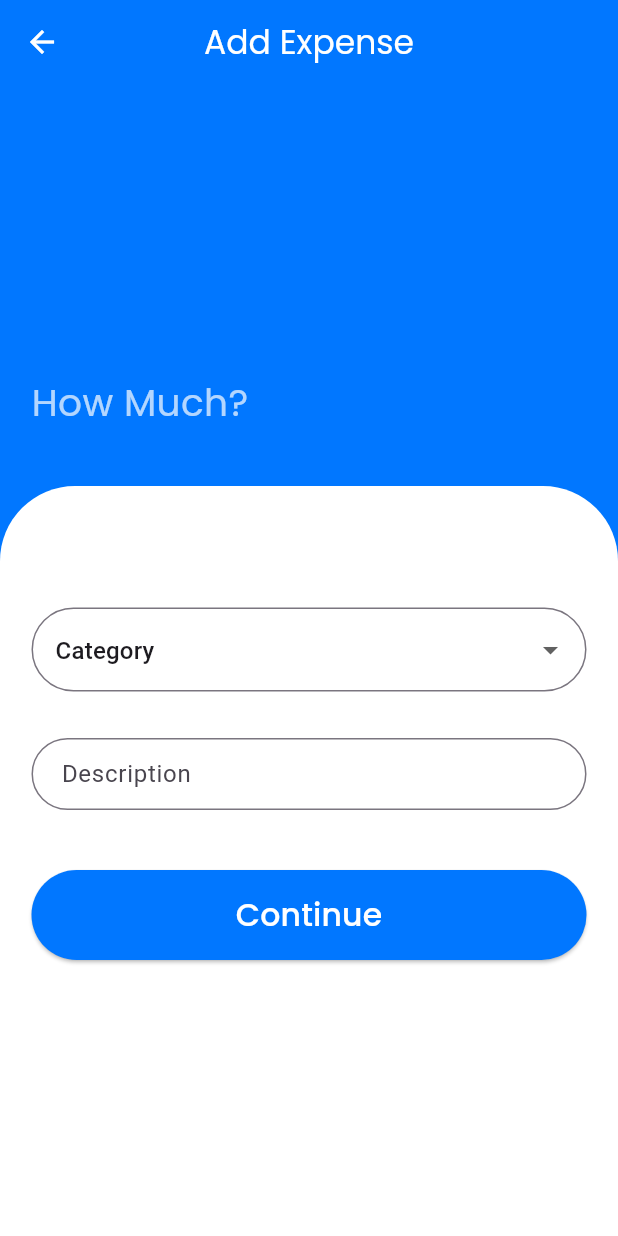
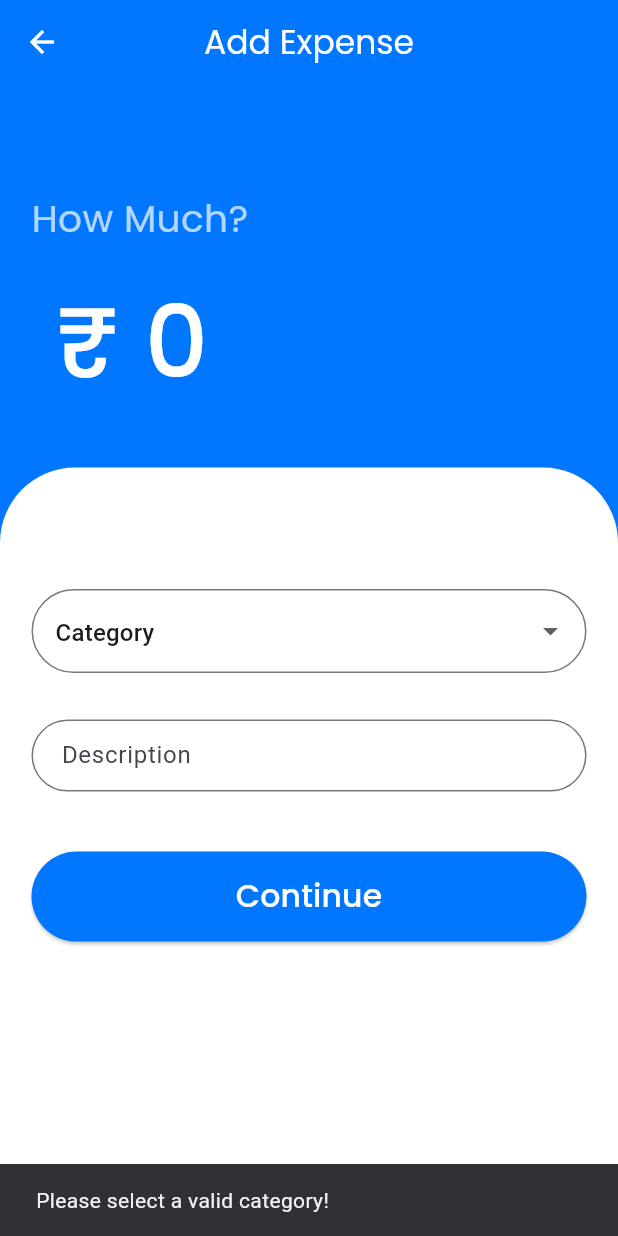
Before and after one commit to tusharkhatriofficial/CipherSchools-Flutter-Assignment, a Flutter app: the AddExpense screen opened directly, after a tap on "Continue", on a phone screen of 412 x 824 dp. Run offline on Flutter 3.47's test engine with Material 3 defaults, Android fonts, the phone set to English and light mode, and no system bars; our stand-ins replace cloud_firestore, firebase_auth, firebase_core, flutter_slidable, google_fonts, google_sign_in and 3 more; accounts and stored records are empty.

Commit message:
Relove UI bugs

```diff
--- a/lib/screens/add_expense.dart
+++ b/lib/screens/add_expense.dart
@@ -14,6 +14,9 @@ class AddExpense extends StatefulWidget {
 }
 
 class _AddExpenseState extends State<AddExpense> {
+  TextEditingController _descController = TextEditingController();
+  TextEditingController _howMuchController = TextEditingController();
+  String? selectedCategory;
 
   final List<String> categories = [
     "Category",
@@ -25,16 +28,11 @@ class _AddExpenseState extends State<AddExpense> {
 
   @override
   Widget build(BuildContext context) {
-    TextEditingController _descController = TextEditingController();
-    TextEditingController _howMuchController = TextEditingController();
-    final ValueNotifier<String?> selectedCategory = ValueNotifier<String?>(null);
 
-    void addExpense(){
-      //TODO: addExpense
-    }
+    var screenHeight = MediaQuery.of(context).size.height;
 
     return Scaffold(
-      resizeToAvoidBottomInset: false,
+      resizeToAvoidBottomInset: true,
       appBar: AppBar(
         title: Text("Add Expense", style: GoogleFonts.poppins(color: Colors.white),),
         centerTitle: true,
@@ -43,11 +41,15 @@ class _AddExpenseState extends State<AddExpense> {
         elevation: 0,
       ),
       backgroundColor: kSecondaryColor,
-      body: Stack(
+      body: SingleChildScrollView(
+
+        child: SizedBox(
+          height: screenHeight,
+          child: Stack(
             children: [
               //Top part
               Container(
-            height: 380.0,
+                height: screenHeight/3.2,
                 padding: const EdgeInsets.all(21.0),
                 child: Column(
                   mainAxisAlignment: MainAxisAlignment.end,
@@ -78,7 +80,7 @@ class _AddExpenseState extends State<AddExpense> {
                 mainAxisAlignment: MainAxisAlignment.end,
                 children: [
                   Container(
-                height: 500.0,
+                    height: screenHeight/1.45,
                     width: double.infinity,
                     decoration: BoxDecoration(
                         color: Colors.white,
@@ -99,14 +101,13 @@ class _AddExpenseState extends State<AddExpense> {
                             ),
                             items: categories.map((e) => DropdownMenuItem(value: e, child: Text(e))).toList(),
                             onChanged: (value) {
-                          print(value);
-                          if(value == "Category"){
-                            selectedCategory.value = null;
-                          }else{
-                            selectedCategory.value = value;
+                              setState(() {
+                                if (value == "Category") {
+                                  selectedCategory = null; // Keeps it null for invalid selection
+                                } else {
+                                  selectedCategory = value; // Updates to a valid category
                                 }
-
-
+                              });
                             },
                           ),
                         ),
@@ -144,11 +145,16 @@ class _AddExpenseState extends State<AddExpense> {
                             ),
                               onPressed: (){
                                 //TODO: Add Expense
-                            final expenseProvider =
-                            Provider.of<ExpenseProvider>(context, listen: false);
+                                if (selectedCategory == null) {
+                                  ScaffoldMessenger.of(context).showSnackBar(
+                                    SnackBar(content: Text("Please select a valid category!")),
+                                  );
+                                  return;
+                                }
 
+                                final expenseProvider = Provider.of<ExpenseProvider>(context, listen: false);
                                 expenseProvider.addExpense(
-                              selectedCategory.value as String,
+                                  selectedCategory!,
                                   _descController.text,
                                   double.tryParse(_howMuchController.text) ?? 0.0,
                                 );
@@ -157,21 +163,21 @@ class _AddExpenseState extends State<AddExpense> {
                                   SnackBar(content: Text("Expense Added Successfully!")),
                                 );
 
-                            Navigator.pop(context); // Go back after adding
-                            print(
-                              "${_howMuchController.text} and ${_descController.text} and ${selectedCategory.value}"
-                            );
+                                Navigator.pop(context);
                               },
                               child: Text("Continue", style: GoogleFonts.poppins(fontSize: 21.0, color: kPrimaryTextColor),)
                           ),
-                    )
+                        ),
+
                       ],
                     ),
-              )
+                  ),
                 ],
               )
             ],
           ),
+        ),
+      ),
     );
   }
 }
--- a/lib/screens/home_screen.dart
+++ b/lib/screens/home_screen.dart
@@ -130,14 +130,14 @@ class HomeScreen extends StatelessWidget {
                                 //TODO: Edit income
                                 showAmountBottomSheet(context);
 
-                              }, icon: Icon(Icons.edit, size: 30.0, color: kPrimaryTextColor,)),
+                              }, icon: Icon(Icons.edit, size: MediaQuery.of(context).size.height/40, color: kPrimaryTextColor,)),
                             right: 1.0,
                             top: 1.0,
                           ),
                         ],
                       ),
                     ),
-                    SizedBox(width: 20.0,),
+                    SizedBox(width: 6.0,),
                     //Expense Card
                     Expanded(
                       child: Container(
--- a/lib/screens/signup_screen.dart
+++ b/lib/screens/signup_screen.dart
@@ -91,7 +91,7 @@ class _SignupScreenState extends State<SignupScreen> {
                       hintText: "Email",
                       obscureText: false,
                       nameController: _emailController),
-                  SizedBox(height: 20,),
+                  SizedBox(height: 10,),
                   CustomTextField(
                       hintText: "Password",
                       obscureText: true,
--- a/lib/screens/welcome_screen.dart
+++ b/lib/screens/welcome_screen.dart
@@ -33,7 +33,8 @@ class WelcomeScreen extends StatelessWidget {
                             fontWeight: FontWeight.w500),
                       ),
                       SizedBox(width: 20.0,),
-                      InkWell(
+                      Expanded(
+                        child: InkWell(
                           onTap: (){
                             Navigator.pushReplacement(context, MaterialPageRoute(builder: (context){
                               return SignupScreen();
@@ -47,6 +48,7 @@ class WelcomeScreen extends StatelessWidget {
                                 size: 50.0,
                                 color: kPrimaryIconColor,
                                   ),),
+                        ),
                       ),
                     ],
                   ),
```
Also changed, not shown: lib/screens/add_income.dart (+8 -1 lines), lib/screens/profile_screen.dart (+55 -6 lines), 104 other files. Lines whose indentation alone changed are shown as unchanged.
